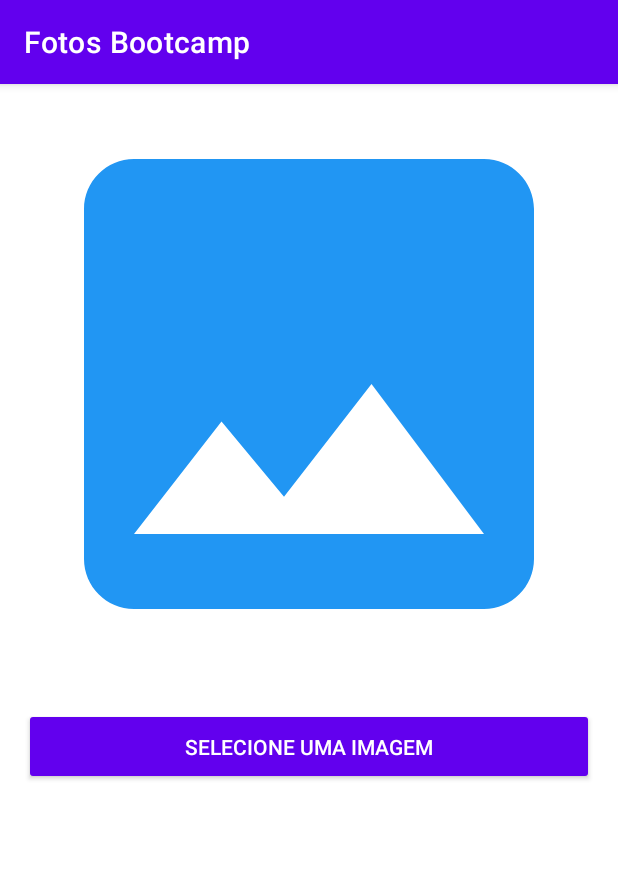
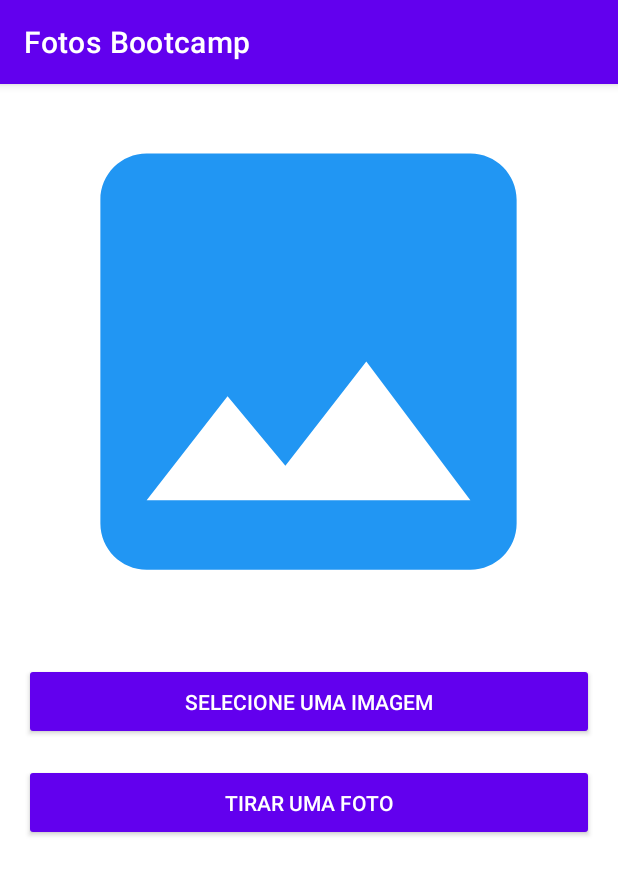
Before and after one commit to lucaslcslcs/recursos-nativos-do-android, an Android app: the screen it shows after launch (MainActivity), on a phone screen of 412 x 824 dp. Shown: the top 875 px of the screen. Run offline under Robolectric (Android 15) with nearby library versions, the phone set to English and light mode, and no system bars.

```diff
--- a/fotos-bootcamp/app/src/main/AndroidManifest.xml
+++ b/fotos-bootcamp/app/src/main/AndroidManifest.xml
@@ -4,6 +4,9 @@
     package="com.dio.fotosbootcamp">
 
     <uses-permission android:name="android.permission.READ_EXTERNAL_STORAGE"/>
+    <uses-permission android:name="android.permission.CAMERA"/>
+    <uses-permission android:name="android.permission.WRITE_EXTERNAL_STORAGE"
+        tools:ignore="ScopedStorage" />
 
     <application
         android:allowBackup="true"
--- a/fotos-bootcamp/app/src/main/java/com/dio/fotosbootcamp/MainActivity.kt
+++ b/fotos-bootcamp/app/src/main/java/com/dio/fotosbootcamp/MainActivity.kt
@@ -11,6 +11,12 @@ import android.widget.Toast
 import kotlinx.android.synthetic.main.activity_main.*
 
 class MainActivity : AppCompatActivity() {
+
+    companion object{
+        private val PERMISSION_CODE_IMAGE_PICK = 1000
+        private val IMAGE_PICK_CODE = 1001
+    }
+
     override fun onCreate(savedInstanceState: Bundle?) {
         super.onCreate(savedInstanceState)
         setContentView(R.layout.activity_main)
@@ -21,7 +27,7 @@ class MainActivity : AppCompatActivity() {
                     == PackageManager.PERMISSION_DENIED
                 ) {
                     val permission = arrayOf(Manifest.permission.READ_EXTERNAL_STORAGE)
-                    requestPermissions(permission, PERMISSION_CODE)
+                    requestPermissions(permission, PERMISSION_CODE_IMAGE_PICK)
                 } else {
                     pickImageFromGalery()
                 }
@@ -37,7 +43,7 @@ class MainActivity : AppCompatActivity() {
                                             permissions: Array<out String>,
                                             grantResults: IntArray) {
         when (requestCode) {
-            PERMISSION_CODE -> {
+            PERMISSION_CODE_IMAGE_PICK -> {
                 if (grantResults.size > 0 && grantResults[0] == PackageManager.PERMISSION_GRANTED) {
                     pickImageFromGalery()
                 }else {
@@ -59,11 +65,4 @@ class MainActivity : AppCompatActivity() {
             image_view.setImageURI(data?.data)
         }
     }
-
-
-    companion object{
-        private val PERMISSION_CODE = 1000
-        private val IMAGE_PICK_CODE = 1001
-    }
-
 }
--- a/fotos-bootcamp/app/src/main/res/layout/activity_main.xml
+++ b/fotos-bootcamp/app/src/main/res/layout/activity_main.xml
@@ -13,8 +13,8 @@
         android:scaleType="centerCrop"
         android:contentDescription="@string/selected_image"
         android:src="@drawable/image"
-        android:layout_width="400dp"
-        android:layout_height="400dp"
+        android:layout_width="370dp"
+        android:layout_height="370dp"
         />
 
     <Button
@@ -27,5 +27,16 @@
         android:layout_margin="16dp"
         />
 
+    <Button
+        android:id="@+id/open_camera_button"
+        android:layout_width="match_parent"
+        android:layout_height="wrap_content"
+        android:text="@string/take_picture"
+        style="@style/Widget.AppCompat.Button.Colored"
+        android:padding="10dp"
+        android:layout_marginStart="16dp"
+        android:layout_marginEnd="16dp"
+        />
+
 
 </LinearLayout>
--- a/fotos-bootcamp/app/src/main/res/values/strings.xml
+++ b/fotos-bootcamp/app/src/main/res/values/strings.xml
@@ -2,4 +2,5 @@
     <string name="app_name">Fotos Bootcamp</string>
     <string name="selected_image">Imagem a ser selecionada pelo usuário</string>
     <string name="image_selected">Selecione uma imagem</string>
+    <string name="take_picture">Tirar uma foto</string>
 </resources>
```
